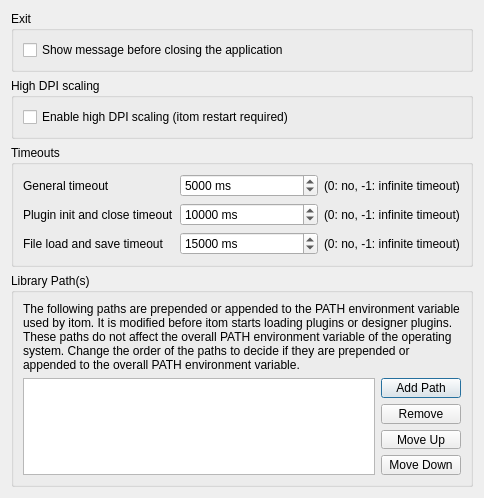
Before: the Qt Designer form Qitom/ui/widgetPropGeneralApplication.ui in itom-project/itom, drawn with Qt 5.
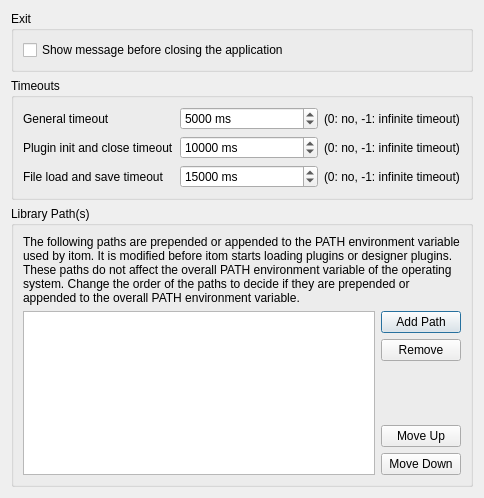
After: the same form once the commit is applied.

Commit message: deleted the itom properties again added some comments the maindows docu

```diff
--- a/Qitom/ui/widgetPropGeneralApplication.ui
+++ b/Qitom/ui/widgetPropGeneralApplication.ui
@@ -30,22 +30,6 @@
      </layout>
     </widget>
    </item>
-   <item>
-    <widget class="QGroupBox" name="groupBox_4">
-     <property name="title">
-      <string>High DPI scaling</string>
-     </property>
-     <layout class="QGridLayout" name="gridLayout_2">
-      <item row="0" column="0">
-       <widget class="QCheckBox" name="checkHighDPIScaling">
-        <property name="text">
-         <string>Enable high DPI scaling (itom restart required)</string>
-        </property>
-       </widget>
-      </item>
-     </layout>
-    </widget>
-   </item>
    <item>
     <widget class="QGroupBox" name="groupBox_3">
      <property name="minimumSize">
```
The commit also changes 6 other files.
